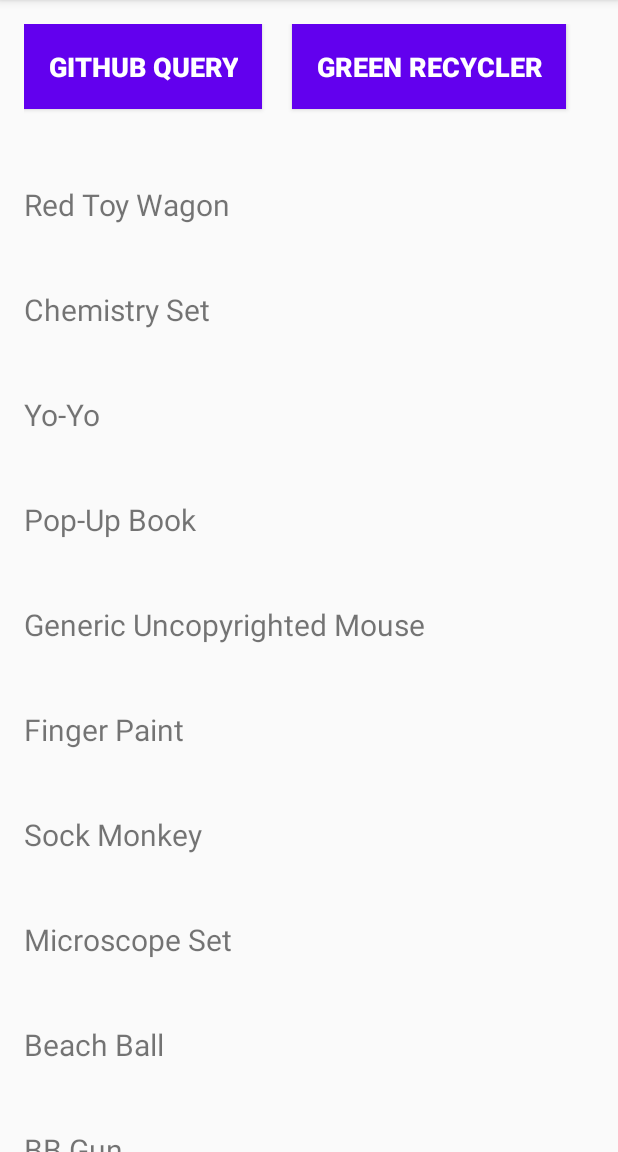
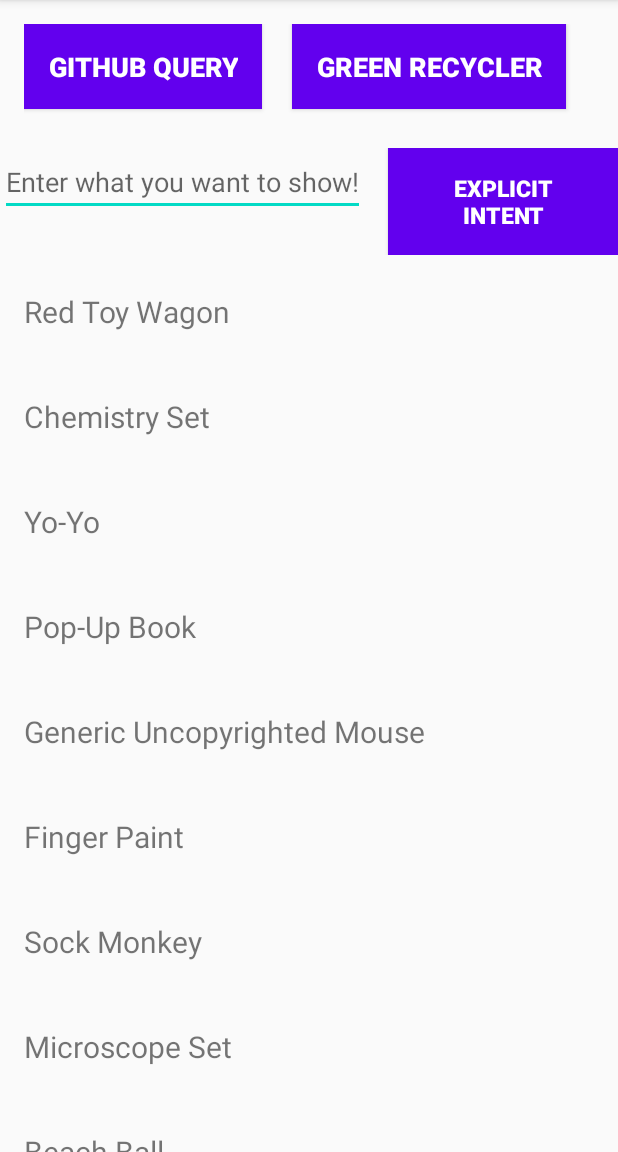
Before and after one commit to prateekcode/FavoriteToys, an Android app: the screen it shows after launch (MainActivity), on a phone screen of 412 x 824 dp, the part 84-1236 px from its top. Run offline under Robolectric (Android 15) with nearby library versions, the phone set to English and light mode, and no system bars.

Commit message:
Commit 1

```diff
--- a/app/src/main/AndroidManifest.xml
+++ b/app/src/main/AndroidManifest.xml
@@ -11,7 +11,8 @@
         android:roundIcon="@mipmap/ic_launcher_round"
         android:supportsRtl="true"
         android:theme="@style/AppTheme">
-        <activity android:name=".RecyclerActivity"></activity>
+        <activity android:name=".ChildActivity"></activity>
+        <activity android:name=".RecyclerActivity" />
         <activity android:name=".GithubActivity" />
         <activity android:name=".MainActivity">
             <intent-filter>
--- a/app/src/main/java/com/androidmonk/favoritetoys/MainActivity.java
+++ b/app/src/main/java/com/androidmonk/favoritetoys/MainActivity.java
@@ -6,12 +6,15 @@ import android.content.Intent;
 import android.os.Bundle;
 import android.view.View;
 import android.widget.Button;
+import android.widget.EditText;
 import android.widget.TextView;
+import android.widget.Toast;
 
 public class MainActivity extends AppCompatActivity {
 
     private TextView mToysListTextView;
-    private Button mOpenGithubProject, mOpenRecyclerView;
+    private EditText mEntryText;
+    private Button mOpenGithubProject, mOpenRecyclerView, mDoExplicit;
 
     @Override
     protected void onCreate(Bundle savedInstanceState) {
@@ -19,6 +22,18 @@ public class MainActivity extends AppCompatActivity {
         setContentView(R.layout.activity_main);
 
         mToysListTextView = (TextView) findViewById(R.id.tv_toy_name);
+        mEntryText = findViewById(R.id.et_entry_text);
+        mDoExplicit = findViewById(R.id.open_explicit_intent);
+        mDoExplicit.setOnClickListener(new View.OnClickListener() {
+            @Override
+            public void onClick(View v) {
+                String textEntered = mEntryText.getText().toString();
+                Intent intent = new Intent(getApplicationContext(), ChildActivity.class);
+                intent.putExtra(Intent.EXTRA_TEXT, textEntered);
+                Toast.makeText(MainActivity.this, "You entered " + textEntered, Toast.LENGTH_SHORT).show();
+                startActivity(intent);
+            }
+        });
         mOpenGithubProject = (Button) findViewById(R.id.open_github_project);
         mOpenGithubProject.setOnClickListener(new View.OnClickListener() {
             @Override
--- a/app/src/main/res/layout/activity_main.xml
+++ b/app/src/main/res/layout/activity_main.xml
@@ -1,5 +1,6 @@
 <?xml version="1.0" encoding="utf-8"?>
-<LinearLayout xmlns:android="http://schemas.android.com/apk/res/android"
+<LinearLayout
+    xmlns:android="http://schemas.android.com/apk/res/android"
     xmlns:app="http://schemas.android.com/apk/res-auto"
     xmlns:tools="http://schemas.android.com/tools"
     android:layout_width="match_parent"
@@ -40,11 +41,43 @@
             android:textSize="18sp"
             android:textStyle="bold" />
 
+
+
+    </LinearLayout>
+
+    <LinearLayout
+        android:orientation="horizontal"
+        android:layout_width="match_parent"
+        android:layout_height="wrap_content">
+
+        <EditText
+            android:id="@+id/et_entry_text"
+            android:textSize="18sp"
+            android:textColor="@color/colorPrimaryDark"
+            android:hint="Enter what you want to show!"
+            android:layout_width="wrap_content"
+            android:layout_height="wrap_content"/>
+
+        <Button
+            android:id="@+id/open_explicit_intent"
+            android:layout_width="wrap_content"
+            android:layout_height="wrap_content"
+            android:background="@color/colorPrimary"
+            android:layout_marginLeft="15dp"
+            android:layout_gravity="end"
+            android:padding="16dp"
+            android:text="Explicit Intent"
+            android:textColor="@android:color/white"
+            android:textSize="15sp"
+            android:textStyle="bold" />
+
+
     </LinearLayout>
 
 
 
     <ScrollView
+
         android:layout_marginTop="8dp"
         android:layout_width="match_parent"
         android:layout_height="wrap_content">
--- a/app/src/main/res/values/strings.xml
+++ b/app/src/main/res/values/strings.xml
@@ -7,4 +7,7 @@
 
     <!-- For Recycler Activity -->
     <string name="action_reset">Reset</string>
+
+    <!--For Child Activity class -->
+    <string name="child_message">This is default text</string>
 </resources>
```
Also changed, not shown: app/src/main/java/com/androidmonk/favoritetoys/ChildActivity.java (added, +85 -0 lines), app/src/main/res/layout/activity_child.xml (added, +73 -0 lines).
